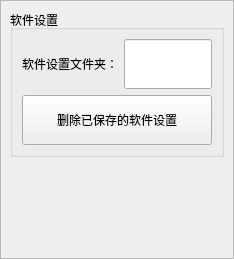
This is app/ui/main_window/settings/software_settings_page.ui in GitHub3651/shenyinocr as Qt 5 draws it before an edit. The edited form follows.
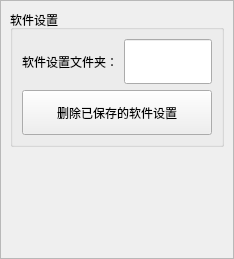
This is the edited form.

The edit to the form file:
```diff
--- a/app/ui/main_window/settings/software_settings_page.ui
+++ b/app/ui/main_window/settings/software_settings_page.ui
@@ -49,7 +49,7 @@
         <property name="minimumSize">
          <size>
           <width>0</width>
-          <height>50</height>
+          <height>45</height>
          </size>
         </property>
         <property name="text">
@@ -62,7 +62,7 @@
         <property name="minimumSize">
          <size>
           <width>0</width>
-          <height>50</height>
+          <height>45</height>
          </size>
         </property>
         <property name="cursor">
@@ -81,7 +81,7 @@
         <property name="minimumSize">
          <size>
           <width>0</width>
-          <height>50</height>
+          <height>45</height>
          </size>
         </property>
         <property name="toolTip">
```
